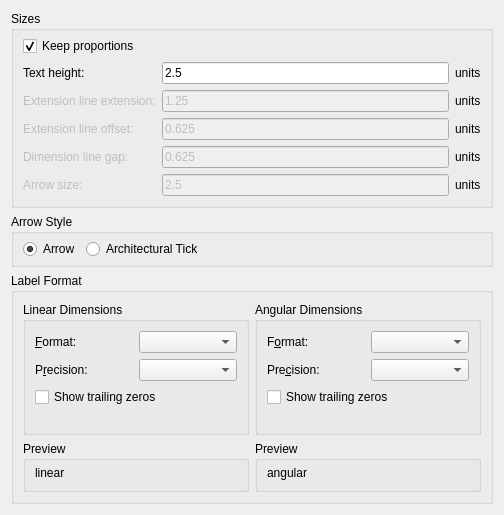
First picture: the form in scripts/Edit/DrawingPreferences/DimensionSettings/PreferencesPage.ui, repository qcad/qcad, before the edit.
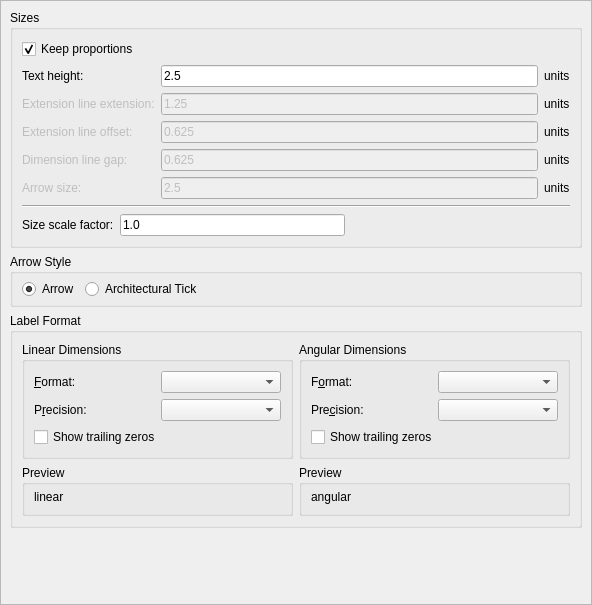
Second picture: the form after the edit. Custom widgets are drawn as their Qt base class.

Commit message:
add support for DIMSCALE
drawing wide scale factor for geometry of dimension entities

```diff
--- a/scripts/Edit/DrawingPreferences/DimensionSettings/PreferencesPage.ui
+++ b/scripts/Edit/DrawingPreferences/DimensionSettings/PreferencesPage.ui
@@ -1,28 +1,34 @@
 <?xml version="1.0" encoding="UTF-8"?>
 <ui version="4.0">
  <class>DimensionSettings</class>
- <widget class="QWidget" name="DimensionSettings">
+ <widget class="QScrollArea" name="DimensionSettings">
   <property name="geometry">
    <rect>
     <x>0</x>
     <y>0</y>
-    <width>504</width>
-    <height>515</height>
+    <width>592</width>
+    <height>605</height>
    </rect>
   </property>
   <property name="widgetResizable" stdset="0">
    <bool>true</bool>
   </property>
-  <layout class="QVBoxLayout" name="verticalLayout">
+  <widget class="QWidget" name="scrollAreaWidgetContents">
+   <property name="geometry">
+    <rect>
+     <x>0</x>
+     <y>0</y>
+     <width>590</width>
+     <height>603</height>
+    </rect>
+   </property>
+   <layout class="QVBoxLayout" name="verticalLayout_2">
    <item>
     <widget class="QGroupBox" name="DimensionSizes">
      <property name="title">
       <string>Sizes</string>
      </property>
-     <layout class="QVBoxLayout">
-      <property name="topMargin">
-       <number>5</number>
-      </property>
+      <layout class="QVBoxLayout" name="verticalLayout">
       <item>
        <widget class="QCheckBox" name="KeepProportions">
         <property name="text">
@@ -196,6 +202,50 @@
         </item>
        </layout>
       </item>
+       <item>
+        <widget class="Line" name="line">
+         <property name="orientation">
+          <enum>Qt::Horizontal</enum>
+         </property>
+        </widget>
+       </item>
+       <item>
+        <layout class="QHBoxLayout" name="horizontalLayout">
+         <item>
+          <widget class="QLabel" name="label_7">
+           <property name="text">
+            <string>Size scale factor:</string>
+           </property>
+          </widget>
+         </item>
+         <item>
+          <widget class="RMathLineEdit" name="DIMSCALE">
+           <property name="text">
+            <string notr="true">1.0</string>
+           </property>
+           <property name="angle" stdset="0">
+            <bool>false</bool>
+           </property>
+           <property name="defaultUnit" stdset="0">
+            <number>0</number>
+           </property>
+          </widget>
+         </item>
+         <item>
+          <spacer name="horizontalSpacer_2">
+           <property name="orientation">
+            <enum>Qt::Horizontal</enum>
+           </property>
+           <property name="sizeHint" stdset="0">
+            <size>
+             <width>40</width>
+             <height>20</height>
+            </size>
+           </property>
+          </spacer>
+         </item>
+        </layout>
+       </item>
      </layout>
     </widget>
    </item>
@@ -279,10 +329,24 @@
             </widget>
            </item>
            <item row="1" column="1">
-            <widget class="QComboBox" name="LinearPrecision"/>
+             <widget class="QComboBox" name="LinearPrecision">
+              <property name="minimumSize">
+               <size>
+                <width>50</width>
+                <height>0</height>
+               </size>
+              </property>
+             </widget>
            </item>
            <item row="0" column="1">
-            <widget class="QComboBox" name="LinearFormat"/>
+             <widget class="QComboBox" name="LinearFormat">
+              <property name="minimumSize">
+               <size>
+                <width>50</width>
+                <height>0</height>
+               </size>
+              </property>
+             </widget>
            </item>
           </layout>
          </item>
@@ -293,22 +357,6 @@
            </property>
           </widget>
          </item>
-         <item>
-          <spacer>
-           <property name="orientation">
-            <enum>Qt::Vertical</enum>
-           </property>
-           <property name="sizeType">
-            <enum>QSizePolicy::Expanding</enum>
-           </property>
-           <property name="sizeHint" stdset="0">
-            <size>
-             <width>51</width>
-             <height>16</height>
-            </size>
-           </property>
-          </spacer>
-         </item>
         </layout>
        </widget>
       </item>
@@ -331,7 +379,14 @@
             </widget>
            </item>
            <item row="0" column="1">
-            <widget class="QComboBox" name="AngularFormat"/>
+             <widget class="QComboBox" name="AngularFormat">
+              <property name="minimumSize">
+               <size>
+                <width>50</width>
+                <height>0</height>
+               </size>
+              </property>
+             </widget>
            </item>
            <item row="1" column="0">
             <widget class="QLabel" name="label_2">
@@ -344,7 +399,14 @@
             </widget>
            </item>
            <item row="1" column="1">
-            <widget class="QComboBox" name="AngularPrecision"/>
+             <widget class="QComboBox" name="AngularPrecision">
+              <property name="minimumSize">
+               <size>
+                <width>50</width>
+                <height>0</height>
+               </size>
+              </property>
+             </widget>
            </item>
           </layout>
          </item>
@@ -355,22 +417,6 @@
            </property>
           </widget>
          </item>
-         <item>
-          <spacer>
-           <property name="orientation">
-            <enum>Qt::Vertical</enum>
-           </property>
-           <property name="sizeType">
-            <enum>QSizePolicy::Expanding</enum>
-           </property>
-           <property name="sizeHint" stdset="0">
-            <size>
-             <width>51</width>
-             <height>16</height>
-            </size>
-           </property>
-          </spacer>
-         </item>
         </layout>
        </widget>
       </item>
@@ -415,7 +461,21 @@
      </layout>
     </widget>
    </item>
-  </layout>
+    <item>
+     <spacer name="verticalSpacer">
+      <property name="orientation">
+       <enum>Qt::Vertical</enum>
+      </property>
+      <property name="sizeHint" stdset="0">
+       <size>
+        <width>20</width>
+        <height>40</height>
+       </size>
+      </property>
+     </spacer>
+    </item>
+   </layout>
+  </widget>
  </widget>
  <customwidgets>
   <customwidget>
```
Left out of the diff: 2 changed lines with no effect on the pictures. Lines whose indentation alone changed are shown as unchanged. The commit also changes 3 other files.
